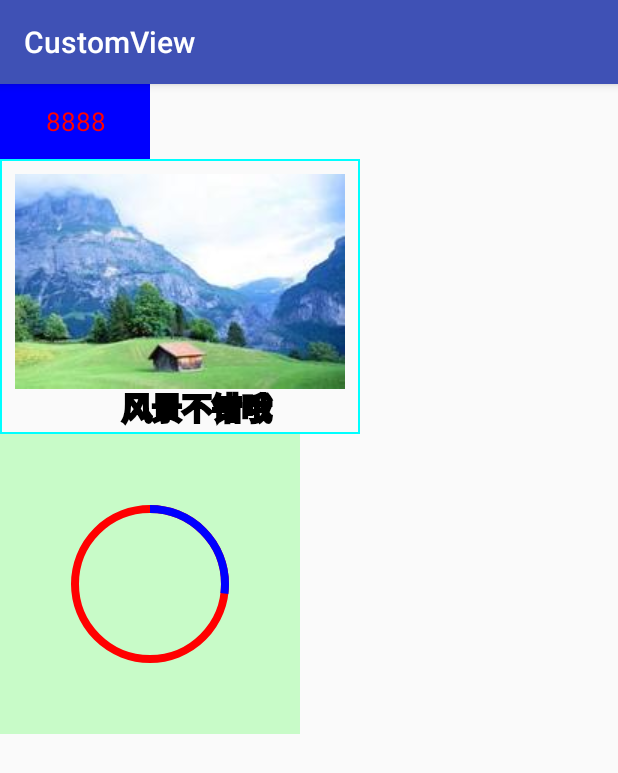
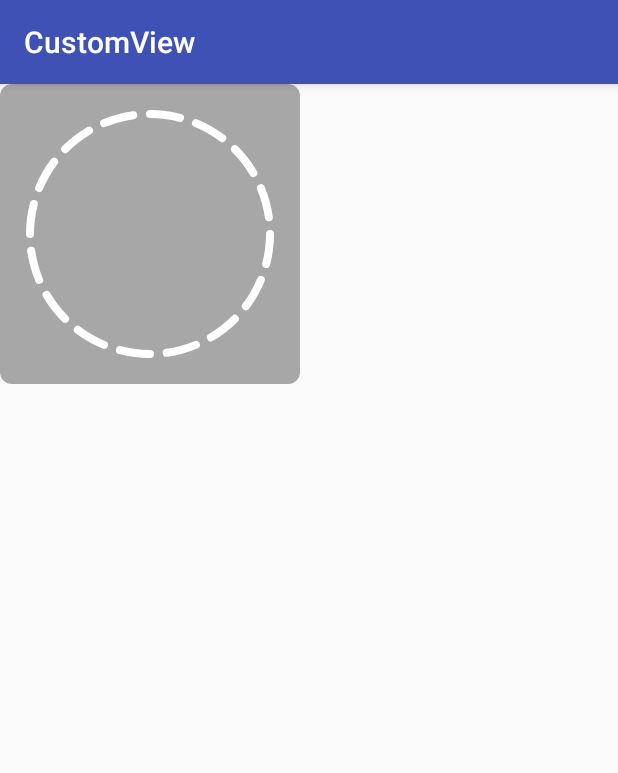
Before and after one commit to pickahu/CustomView, an Android app: the screen it shows after launch (MainActivity), on a phone screen of 412 x 824 dp. Shown: the top 773 px of the screen. Run offline under Robolectric (Android 15) with nearby library versions, the phone set to English and light mode, and no system bars.

Commit message:
MainActivity

```diff
--- a/app/src/main/java/pickahu/customview/MainActivity.java
+++ b/app/src/main/java/pickahu/customview/MainActivity.java
@@ -1,60 +1,43 @@
 package pickahu.customview;
 
-import android.graphics.Color;
 import android.support.v7.app.AppCompatActivity;
 import android.os.Bundle;
-import android.util.Log;
+import android.view.KeyEvent;
 import android.view.View;
 import android.widget.Toast;
 
-import pickahu.customview.ImageAndDes.ImageDes;
-import pickahu.customview.VerificationCode.ui.OnDataChangeListener;
-import pickahu.customview.VerificationCode.ui.VerificationCode;
-import pickahu.customview.circleProgressBar.CircleProgressBar;
+import pickahu.customview.volControl.VolView;
+
 
 public class MainActivity extends AppCompatActivity {
 
-    private VerificationCode code;
+
+    private VolView mVolView;
 
     @Override
     protected void onCreate(Bundle savedInstanceState) {
         super.onCreate(savedInstanceState);
         setContentView(R.layout.activity_main);
 
-        code = (VerificationCode) findViewById(R.id.code);
+        mVolView = (VolView)findViewById(R.id.vol);
+    }
 
-        code.setText("8888").setBgColor(Color.BLUE).setTextSize(26);
+    @Override
+    public boolean onKeyDown(int keyCode, KeyEvent event) {
 
-        code.setOnDataChangedListener(new OnDataChangeListener() {
-            @Override
-            public void onDataChanged(String data) {
-                Log.e("VerificationCode", data);
-                Toast.makeText(MainActivity.this, data, Toast.LENGTH_SHORT).show();
-            }
-        });
+        switch (keyCode)
+        {
+            case KeyEvent.KEYCODE_VOLUME_DOWN:
+                Toast.makeText(MainActivity.this,"down",Toast.LENGTH_SHORT).show();
+                mVolView.down();
+                return true;
+            case KeyEvent.KEYCODE_VOLUME_UP:
+                Toast.makeText(MainActivity.this,"up",Toast.LENGTH_SHORT).show();
+                mVolView.up();
+                return true;
+        }
 
-        ImageDes imageDes = (ImageDes) findViewById(R.id.imagedes);
-        imageDes.setText("风景不错哦").setImage(R.drawable.fengjing);
-
-
-        final CircleProgressBar circleProgress = (CircleProgressBar) findViewById(R.id.cicle_progress);
-        circleProgress.setCircleRadius(50);
-
-
-
-        new Thread() {
-            @Override
-            public void run() {
-
-                for (int i = 0; i <= 100; i++) {
-                    try {
-                        Thread.sleep(100);
-                        circleProgress.setProgress(i);
-                    } catch (Exception e) {
-                    }
-                }
-            }
-        }.start();
+        return super.onKeyDown(keyCode, event);
 
     }
 }
--- /dev/null
+++ b/app/src/main/java/pickahu/customview/volControl/VolView.java
@@ -0,0 +1,130 @@
+package pickahu.customview.volControl;
+
+import android.content.Context;
+import android.graphics.Canvas;
+import android.graphics.Color;
+import android.graphics.Paint;
+import android.graphics.Rect;
+import android.graphics.RectF;
+import android.util.AttributeSet;
+import android.view.KeyEvent;
+import android.view.View;
+import android.widget.Toast;
+
+import pickahu.customview.utils.DisplayUtil;
+
+/**
+ * Created by Administrator on 2017/4/4.
+ */
+public class VolView extends View {
+
+    private Context mContext;
+    private int circleColor;
+    private int mCircleColor;
+    private int mCircleRadius;
+    private int mCircleWidth;
+    private Paint mPaint;
+    private Rect mRect;
+    private int mPointNum;
+    private int mInterval;
+    private int mProgress;
+
+    public VolView(Context context) {
+        super(context);
+        init(context);
+    }
+
+    public VolView(Context context, AttributeSet attrs) {
+        super(context, attrs);
+        init(context);
+    }
+
+    public VolView(Context context, AttributeSet attrs, int defStyleAttr) {
+        super(context, attrs, defStyleAttr);
+        init(context);
+    }
+
+    private void init(Context context) {
+        mContext = context;
+
+        mCircleColor = Color.WHITE;
+        mCircleRadius = DisplayUtil.dip2px(context, 80);
+        mCircleWidth = DisplayUtil.dip2px(context, 5);
+
+        mPointNum = 16;
+        mInterval = DisplayUtil.dip2px(context, 5);
+        mProgress = mPointNum;
+
+        mPaint = new Paint();
+        mRect = new Rect();
+    }
+
+    public void setProgress(int progress) {
+        if (progress > mPointNum) {
+            mProgress = mPointNum;
+        } else if (progress < 0) {
+            mProgress = 0;
+        } else {
+            mProgress = progress;
+            postInvalidate();
+        }
+    }
+
+    public void up() {
+        setProgress(mProgress + 1);
+    }
+
+    public void down() {
+        setProgress(mProgress - 1);
+    }
+
+    @Override
+    protected void onMeasure(int widthMeasureSpec, int heightMeasureSpec) {
+        super.onMeasure(widthMeasureSpec, heightMeasureSpec);
+        int modeWidth = MeasureSpec.getMode(widthMeasureSpec);
+        int modeHeight = MeasureSpec.getMode(heightMeasureSpec);
+        int width = MeasureSpec.getSize(widthMeasureSpec);
+        int height = MeasureSpec.getSize(heightMeasureSpec);
+
+        if (modeWidth == MeasureSpec.AT_MOST) {
+
+        }
+
+        if (modeHeight == MeasureSpec.AT_MOST) {
+
+        }
+
+        setMeasuredDimension(width, height);
+    }
+
+    @Override
+    protected void onDraw(Canvas canvas) {
+        super.onDraw(canvas);
+
+        mPaint.setAntiAlias(true);
+        mPaint.setStyle(Paint.Style.STROKE);
+        mPaint.setStrokeWidth(mCircleWidth);
+        mPaint.setStrokeCap(Paint.Cap.ROUND);
+
+
+        int width = getWidth();
+        int height = getHeight();
+        int centerX = width / 2;
+        int centerY = height / 2;
+
+
+        //画点点
+        mPaint.setColor(mCircleColor);
+
+        RectF arcRect = new RectF(centerX - mCircleRadius, centerY - mCircleRadius,
+                centerX + mCircleRadius, centerY + mCircleRadius);
+        float sweepAngle = (float) ((360 - mPointNum * mInterval) * 1.0 / mPointNum);
+
+
+        for (int i = 0; i < mProgress; i++) {
+            canvas.drawArc(arcRect, i * (sweepAngle + mInterval), sweepAngle, false, mPaint);
+        }
+    }
+
+
+}
--- /dev/null
+++ b/app/src/main/res/drawable/bg_volview.xml
@@ -0,0 +1,9 @@
+<?xml version="1.0" encoding="utf-8"?>
+<shape xmlns:android="http://schemas.android.com/apk/res/android"
+    android:shape="rectangle">
+
+    <corners android:radius="8dp"/>
+
+    <solid android:color="#5000"/>
+
+</shape>
--- a/app/src/main/res/layout/activity_main.xml
+++ b/app/src/main/res/layout/activity_main.xml
@@ -6,28 +6,12 @@
     android:orientation="vertical"
     tools:context="pickahu.customview.MainActivity">
 
-    <pickahu.customview.VerificationCode.ui.VerificationCode
-        android:id="@+id/code"
-        android:layout_width="100dp"
-        android:layout_height="50dp">
 
-    </pickahu.customview.VerificationCode.ui.VerificationCode>
-
-
-    <pickahu.customview.ImageAndDes.ImageDes
-        android:id="@+id/imagedes"
-        android:layout_width="wrap_content"
-        android:layout_height="wrap_content"
-        android:padding="10dp">
-
-    </pickahu.customview.ImageAndDes.ImageDes>
-
-    <pickahu.customview.circleProgressBar.CircleProgressBar
-        android:id="@+id/cicle_progress"
+    <pickahu.customview.volControl.VolView
         android:layout_width="200dp"
-        android:background="#30f0"
-        android:layout_height="200dp">
-
-    </pickahu.customview.circleProgressBar.CircleProgressBar>
-
+        android:layout_height="200dp"
+        android:background="@drawable/bg_volview"
+        android:id="@+id/vol"
+        >
+    </pickahu.customview.volControl.VolView>
 </LinearLayout>
```
Also changed, not shown: app/src/main/res/drawable/ic_vol.png (added).
